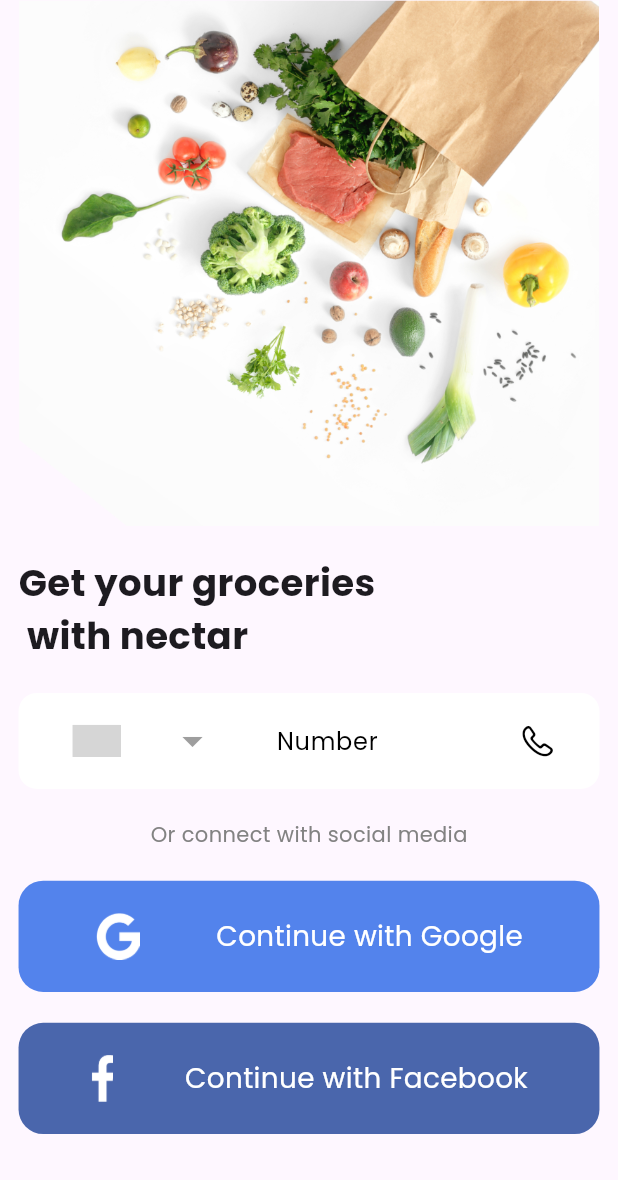
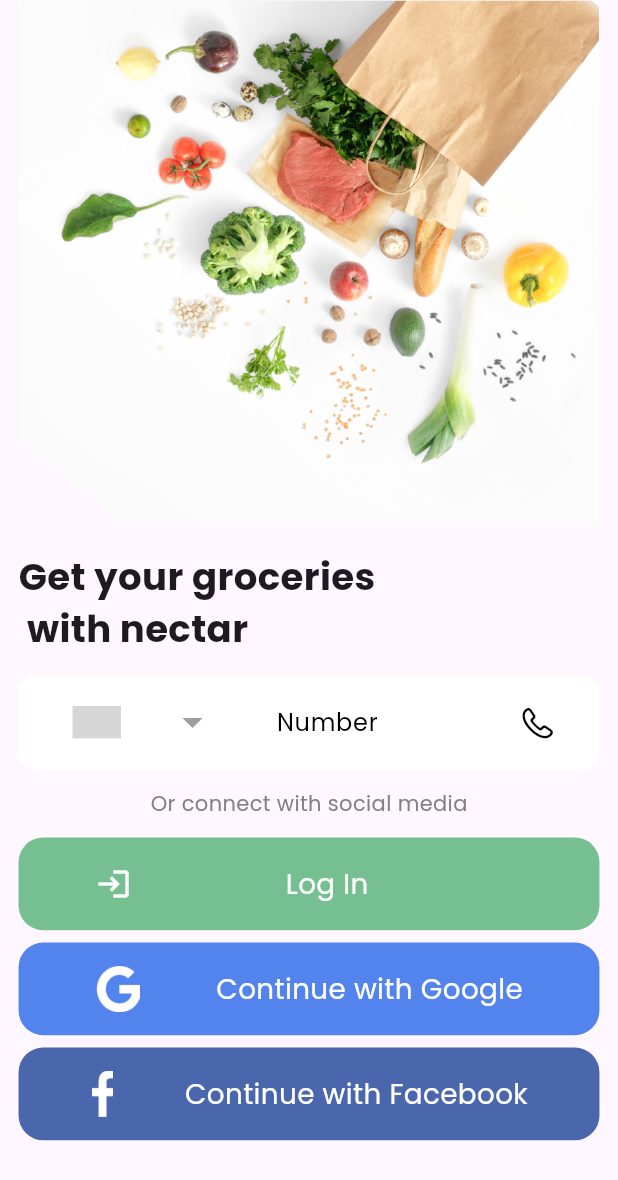
Before and after one commit to shibii787/nectar_project1, a Flutter app: the signPage screen opened directly, on a phone screen of 412 x 824 dp. Shown: the top 1180 px of the screen. Run offline on Flutter 3.47's test engine with Material 3 defaults, Android fonts, the phone set to English and light mode, and no system bars; drawn by our look-alikes of country_code_picker; our stand-ins replace carousel_slider, flutter_svg, google_fonts, image_picker, lottie, pinput and 2 more; grey boxes are pictures that could not be loaded.

Commit message:
pages done

```diff
--- a/lib/app_authentication/sign_page.dart
+++ b/lib/app_authentication/sign_page.dart
@@ -34,14 +34,14 @@ class _signPageState extends State<signPage> {
             children: [
               Image.asset(theImages.signimage),
               SizedBox(
-                height: w * 0.05,
+                height: w * 0.04,
               ),
               Text(
                 "Get your groceries \n with nectar",
                 style:
                     TextStyle(fontSize: w * 0.06, fontWeight: FontWeight.bold),
               ),
-              SizedBox(height: w * 0.05),
+              SizedBox(height: w * 0.03),
               Container(
                 decoration: BoxDecoration(
                     color: theColors.primaryColor,
@@ -106,7 +106,7 @@ class _signPageState extends State<signPage> {
                 ),
               ),
               SizedBox(
-                height: w * 0.05,
+                height: w * 0.03,
               ),
               Center(
                 child: Text(
@@ -117,10 +117,32 @@ class _signPageState extends State<signPage> {
                 ),
               ),
               SizedBox(
-                height: w * 0.05,
+                height: w * 0.03,
               ),
               Container(
-                height: w * 0.18,
+                height: w * 0.15,
+                width: w * 1,
+                decoration: BoxDecoration(
+                    color: theColors.third.withOpacity(0.8),
+                    borderRadius: BorderRadius.circular(w * 0.04)),
+                child: Row(
+                  mainAxisAlignment: MainAxisAlignment.spaceAround,
+                  children: [
+                    Icon(Icons.login_outlined,color: theColors.primaryColor,),
+                    Text(
+                      "Log In",
+                      style: TextStyle(
+                          color: theColors.primaryColor, fontSize: w * 0.045),
+                    ),
+                    Row()
+                  ],
+                ),
+              ),
+              SizedBox(
+                height: w * 0.02,
+              ),
+              Container(
+                height: w * 0.15,
                 width: w * 1,
                 decoration: BoxDecoration(
                     color: theColors.fourth,
@@ -142,10 +164,10 @@ class _signPageState extends State<signPage> {
                 ),
               ),
               SizedBox(
-                height: w * 0.05,
+                height: w * 0.02,
               ),
               Container(
-                height: w * 0.18,
+                height: w * 0.15,
                 width: w * 1,
                 decoration: BoxDecoration(
                     color: theColors.fifth,
--- a/lib/app_body/home_page.dart
+++ b/lib/app_body/home_page.dart
@@ -45,7 +45,7 @@ class _homeScreenState extends State<homeScreen> {
   //best selling list
   List bestSelling=[
     {
-      "image": theImages.bell,
+      "image": theImages.Redbell,
       "name": "Bell Pepper",
       "qty": 1,
       "price" : 4.99
--- a/lib/images.dart
+++ b/lib/images.dart
@@ -4,12 +4,12 @@ class theImages{
   static const onboarding="assets/images/8140 1.png"; //onboarding background image
   static const Redbell="assets/images/Red Bell.png"; //
   static const googleimage="assets/images/Group 6795.png"; //
-  static const fbimage="assets/images/Vector.png"; //
+  static const fbimage="assets/images/Vector.png";
   static const signimage="assets/images/Mask Group.png";
   static const sucess="assets/icons/Animation - 1711958595830.json";
   static const backgroundpayment="assets/images/order acc back.png";
   static const beckham="assets/images/beckham.jpg";//sign image
-  static const location="assets/images/illustration.png";
+  static const selectLocation="assets/images/illustration.png";
 
   //carousel slider images
   static const slider1="assets/images/off 1.jpeg";
@@ -19,6 +19,18 @@ class theImages{
   //list view fruits
   static const banana="assets/images/92f1ea7dcce3b5d06cd1b1418f9b9413 3.png";
   static const apple="assets/images/pngfuel 1.png";
+
+  //list view vegetables
+  static const ginger="assets/images/pngfuel 3.png";
+
+  //list of groceries
+  static const rice="assets/images/8-82858_download-sack-of-rice-png 1.png";
+  static const pulse="assets/images/4215936-pulses-png-8-png-image-pulses-png-409_409 1.png";
+
+  //meat
+  static const meat="assets/images/pngfuel 4.png";
+  static const chicken="assets/images/pngfuel 5.png";
+
   //explorePage images
   static const fruitsAndveg="assets/images/frtandveg.png";
   static const oil="assets/images/oil.png";
--- a/lib/main.dart
+++ b/lib/main.dart
@@ -1,11 +1,14 @@
-
 import 'package:flutter/cupertino.dart';
 import 'package:flutter/material.dart';
 import 'package:flutter/services.dart';
 import 'package:google_fonts/google_fonts.dart';
 import 'package:nectar_project1/app_authentication/log_in.dart';
-import 'package:nectar_project1/app_body/explore_page.dart';
-
+import 'package:nectar_project1/app_authentication/sign_page.dart';
+import 'package:nectar_project1/app_authentication/signup_page.dart';
+import 'package:nectar_project1/app_authentication/verification_page.dart';
+import 'package:nectar_project1/app_body/cart_page.dart';
+import 'package:nectar_project1/app_body/order_accepted.dart';
+import 'package:nectar_project1/app_into/splashscreen.dart';
 import 'package:nectar_project1/app_profile/account.dart';
 import 'app_body/bottom_nav.dart';
 
@@ -40,7 +43,7 @@ class MyApp extends StatelessWidget {
             textTheme: GoogleFonts.poppinsTextTheme()
         ),
         debugShowCheckedModeBanner: false,
-        home: ExplorePage(),
+        home: bottomNav(),
       ),
     );
   }
```
